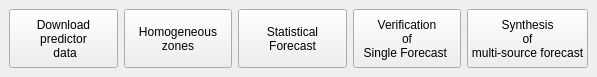
The window that src/cft/cft.ui (sadccsc/cft) describes before a commit, drawn with Qt 5.
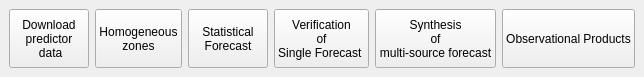
The same window after the commit.

Diff of the .ui file:
```diff
--- a/src/cft/cft.ui
+++ b/src/cft/cft.ui
@@ -113,6 +113,19 @@
       </property>
      </widget>
     </item>
+    <item>
+     <widget class="QPushButton" name="productsobsButton">
+      <property name="sizePolicy">
+       <sizepolicy hsizetype="Expanding" vsizetype="Preferred">
+        <horstretch>0</horstretch>
+        <verstretch>0</verstretch>
+       </sizepolicy>
+      </property>
+      <property name="text">
+       <string>Observational Products</string>
+      </property>
+     </widget>
+    </item>
    </layout>
   </widget>
  </widget>
```
